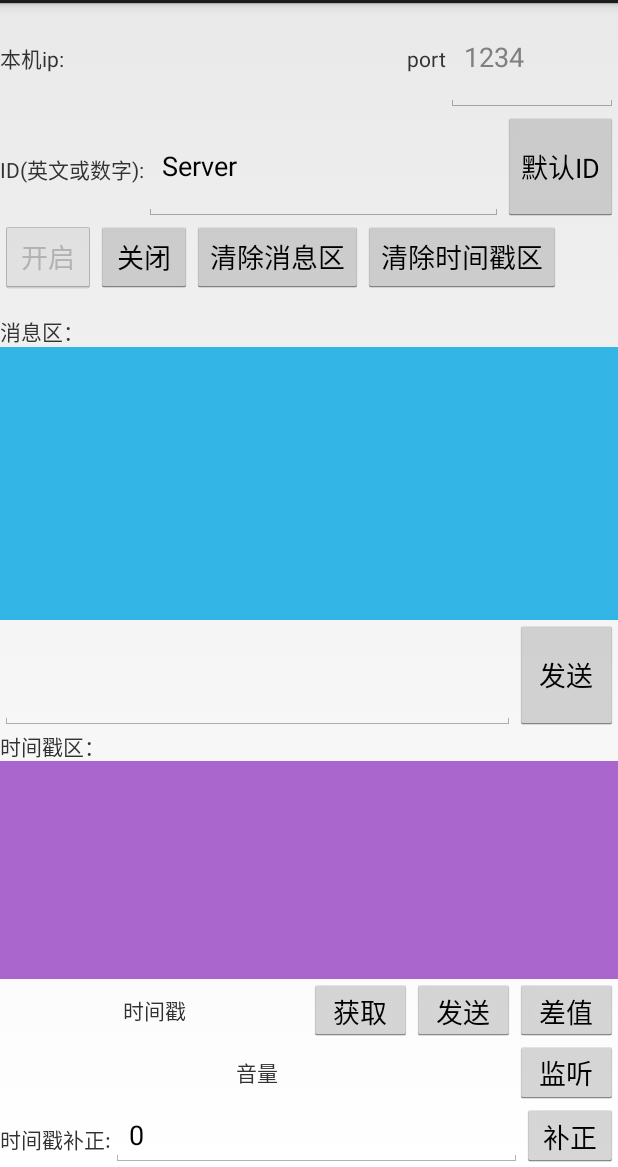
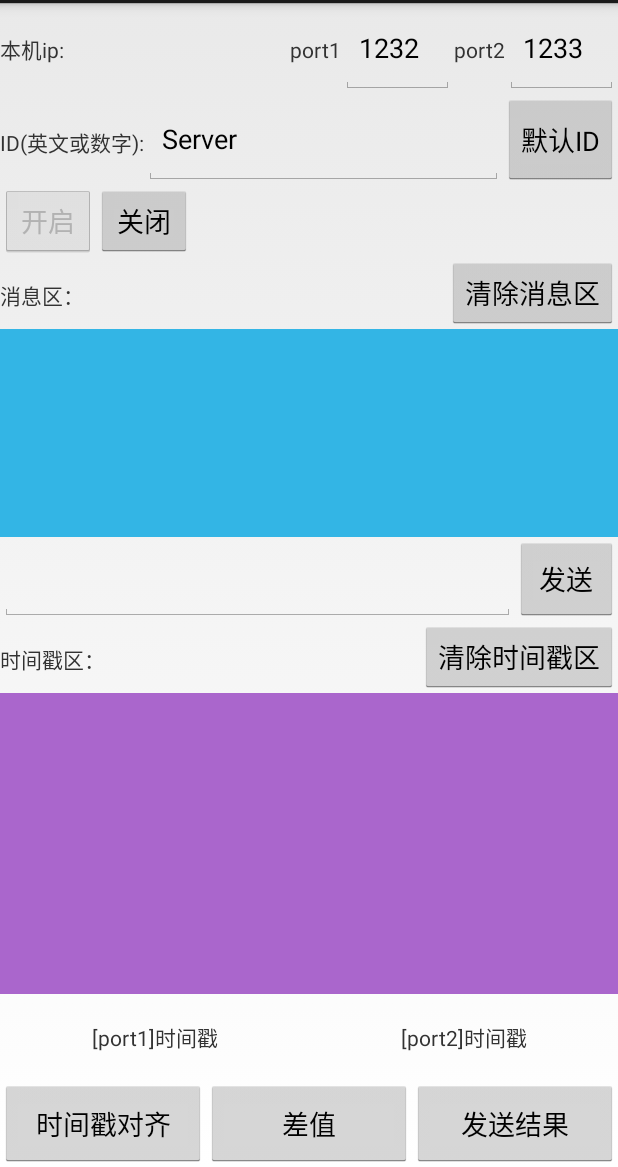
Before and after one commit to rongjx3/TCP-Time-demo, an Android app: the FuncTcpServer screen opened directly, with no data from a screen before it, after a tap on "开启", on a phone screen of 412 x 824 dp, the part 69-1236 px from its top. Run offline under Robolectric (Android 15) with nearby library versions, the phone set to English and light mode, and no system bars; 1 other tap on this screen came first.

Commit message:
Add 3 phones version

```diff
--- a/app/src/main/java/jason/tcpdemo/coms/TcpServer.java
+++ b/app/src/main/java/jason/tcpdemo/coms/TcpServer.java
@@ -23,11 +23,13 @@ import jason.tcpdemo.funcs.FuncTcpServer;
 
 public class TcpServer implements Runnable{
     private String TAG = "TcpServer";
+    private String name = "tcpServerReceiver";
     private int port = 1234;
     private boolean isListen = true;   //线程监听标志位
     public ArrayList<ServerSocketThread> SST = new ArrayList<ServerSocketThread>();
-    public TcpServer(int port){
+    public TcpServer(int port, String subname){
         this.port = port;
+        this.name = "tcpServerReceiver" + subname;
     }
 
     //更改监听标志位
@@ -86,6 +88,12 @@ public class TcpServer implements Runnable{
             ip = socket.getInetAddress().toString();
             Log.i(TAG, "ServerSocketThread:检测到新的客户端联入,ip:" + ip);
 
+            String in = "[新的客户端连入]\n";
+            Intent intent =new Intent();
+            intent.setAction(name);
+            intent.putExtra(name,in);
+            FuncTcpServer.context.sendBroadcast(intent);//将消息发送给主界面
+
             try {
                 socket.setSoTimeout(5000);
                 os = socket.getOutputStream();
@@ -114,8 +122,8 @@ public class TcpServer implements Runnable{
                         rcvMsg = new String(buff,0,rcvLen,"utf-8");
                         Log.i(TAG, "run:收到消息: " + rcvMsg);
                         Intent intent =new Intent();
-                        intent.setAction("tcpServerReceiver");
-                        intent.putExtra("tcpServerReceiver",rcvMsg);
+                        intent.setAction(name);
+                        intent.putExtra(name,rcvMsg);
                         FuncTcpServer.context.sendBroadcast(intent);//将消息发送给主界面
                         if (rcvMsg.equals("QuitServer")){
                             isRun = false;
--- a/app/src/main/java/jason/tcpdemo/funcs/FuncTcpServer.java
+++ b/app/src/main/java/jason/tcpdemo/funcs/FuncTcpServer.java
@@ -40,19 +40,17 @@ import static android.content.ContentValues.TAG;
 
 public class FuncTcpServer extends Activity {
     private Button btnStartServer,btnCloseServer, btnCleanServerSend, btnCleanServerRcv,btnServerSend,btnServerRandom;
-    private Button btnGetTime, btnSendTime, btnCalTime, btnTimeCorrect;
-    private TextView txtRcv,txtSend,txtServerIp,txtTime;
-    private EditText editServerSend,editServerID, editServerPort,editTimeCorrect;
-    private Button btnControlAudio;
-    private TextView txtVolume;
+    private Button btnCheckTime, btnSendTime, btnCalTime;
+    private TextView txtRcv,txtSend,txtServerIp,txtTime1, txtTime2;
+    private EditText editServerSend,editServerID, editServerPort1,editServerPort2;
     private AudioHelper audioHelper = new AudioHelper();
-    private static TcpServer tcpServer = null;
+    private static TcpServer tcpServer1 = null, tcpServer2 = null;
     private MyBtnClicker myBtnClicker = new MyBtnClicker();
     private final MyHandler myHandler = new MyHandler(this);
     private MyBroadcastReceiver myBroadcastReceiver = new MyBroadcastReceiver();
     private TimeStampHelper tsh = new TimeStampHelper();
-    private AudioHandler audioHandler = new AudioHandler(this);
-    private boolean isAudioRun = false;
+    //private AudioHandler audioHandler = new AudioHandler(this);
+    /*private boolean isAudioRun = false;
     private Runnable runnable = new Runnable() {
         @Override
         public void run() {
@@ -81,7 +79,7 @@ public class FuncTcpServer extends Activity {
     };
     private Thread audioListenThread = new Thread(runnable);
     private boolean needStop = false;
-    private boolean isfirstListen = true;
+    private boolean isfirstListen = true;*/
     private Object lock = new Object();
     private boolean needPause = false;
 
@@ -110,10 +108,11 @@ public class FuncTcpServer extends Activity {
         public void handleMessage(Message msg) {
             FuncTcpServer activity = mActivity.get();
             if (activity!= null){
+                String mess;
                 switch (msg.what){
                     case 1:
-                        String mess = msg.obj.toString();
-                        if(mess.length()>=5) {
+                        mess = msg.obj.toString();
+                        /*if(mess.length()>=5) {
                             String sta = mess.substring(0, 5);
                             Log.i(TAG, "substring : " + sta);
                             if (sta.equals("time:")) {
@@ -128,25 +127,69 @@ public class FuncTcpServer extends Activity {
                         else
                         {
                             txtRcv.append("对方："+msg.obj.toString());
-                        }
+                        }*/
+                        txtRcv.append(msg.obj.toString());
                         break;
                     case 2:
                         //txtSend.append(msg.obj.toString());
-                        txtRcv.append("你："+msg.obj.toString()+"\n");
+                        txtRcv.append(editServerID.getText().toString()+"（你）:"+msg.obj.toString()+"\n");
                         break;
                     case 3:
                         //txtSend.append(msg.obj.toString());
-                        txtSend.append("时间戳差值（你的-对方的）："+msg.obj.toString()+"ms\n");
+                        txtSend.append("时间戳差值（[port1]-[port2]）："+msg.obj.toString()+"ms\n");
                         break;
                     case 4:
-                        txtSend.append("你的时间戳："+msg.obj.toString()+"\n");
+                        txtSend.append("发送计算结果（[port1]-[port2]）："+msg.obj.toString()+"ms\n");
                         break;
+                    case 5:
+                        mess = msg.obj.toString();
+                        if(mess.length()>=5) {
+                            String sta = mess.substring(0, 5);
+                            Log.i(TAG, "substring : " + sta);
+                            if (sta.equals("time:")) {
+                                String mun = mess.substring(5, mess.length()-1);
+                                long ot = Long.parseLong(mun);
+                                txtSend.append("[port1]时间戳："+mun+"\n");
+                                tsh.setClientdate1(ot);
+                                txtTime1.setText("[port1]:"+ot);
+                            } else {
+                                txtRcv.append("[port1]"+msg.obj.toString());
+                            }
+                        }
+                        else
+                        {
+                            txtRcv.append("[port1]"+msg.obj.toString());
+                        }
+                        //txtRcv.append("[port1]"+msg.obj.toString());
+                        break;
+                    case 6:
+                        mess = msg.obj.toString();
+                        if(mess.length()>=5) {
+                            String sta = mess.substring(0, 5);
+                            Log.i(TAG, "substring : " + sta);
+                            if (sta.equals("time:")) {
+                                String mun = mess.substring(5, mess.length()-1);
+                                long ot = Long.parseLong(mun);
+                                txtSend.append("[port2]时间戳："+mun+"\n");
+                                tsh.setClientdate2(ot);
+                                txtTime2.setText("[port2]:"+ot);
+                            } else {
+                                txtRcv.append("[port2]"+msg.obj.toString());
+                            }
+                        }
+                        else
+                        {
+                            txtRcv.append("[port2]"+msg.obj.toString());
+                        }
+                        //txtRcv.append("[port2]"+msg.obj.toString());
+                        break;
+
                 }
             }
         }
     }
 
-    private class AudioHandler extends android.os.Handler{
+    /*private class AudioHandler extends android.os.Handler{
         private WeakReference<FuncTcpServer> mActivity;
         AudioHandler(FuncTcpServer activity){
             mActivity = new WeakReference<FuncTcpServer>(activity);
@@ -165,17 +208,18 @@ public class FuncTcpServer extends Activity {
                     msg1.what = 4;
                     msg1.obj = String.valueOf(dates);
                     myHandler.sendMessage(msg1);
-                    txtTime.setText(String.valueOf(dates));
+                    txtTime1.setText(String.valueOf(dates));
                 }
             }
         }
-    }
+    }*/
 
     private class MyBroadcastReceiver extends BroadcastReceiver{
 
         @Override
         public void onReceive(Context context, Intent intent) {
             String mAction = intent.getAction();
+            Log.i(TAG, "mAction:"+mAction);
             switch (mAction){
                 case "tcpServerReceiver":
                     String msg = intent.getStringExtra("tcpServerReceiver");
@@ -184,12 +228,30 @@ public class FuncTcpServer extends Activity {
                     message.obj = msg;
                     myHandler.sendMessage(message);
                     break;
+                case "tcpServerReceiver1":
+                    String msg1 = intent.getStringExtra("tcpServerReceiver1");
+                    Message message1 = Message.obtain();
+                    message1.what = 5;
+                    message1.obj = msg1;
+                    myHandler.sendMessage(message1);
+                    break;
+                case "tcpServerReceiver2":
+                    String msg2 = intent.getStringExtra("tcpServerReceiver2");
+                    Message message2 = Message.obtain();
+                    message2.what = 6;
+                    message2.obj = msg2;
+                    myHandler.sendMessage(message2);
+                    break;
             }
         }
     }
 
     private void bindReceiver(){
-        IntentFilter intentFilter = new IntentFilter("tcpServerReceiver");
+        //IntentFilter intentFilter = new IntentFilter("tcpServerReceiver");
+        IntentFilter intentFilter = new IntentFilter();
+        intentFilter.addAction("tcpServerReceiver");
+        intentFilter.addAction("tcpServerReceiver1");
+        intentFilter.addAction("tcpServerReceiver2");
         registerReceiver(myBroadcastReceiver,intentFilter);
     }
 
@@ -203,11 +265,14 @@ public class FuncTcpServer extends Activity {
                     btnStartServer.setEnabled(false);
                     btnCloseServer.setEnabled(true);
                     btnServerSend.setEnabled(true);
-                    tcpServer = new TcpServer(getHost(editServerPort.getText().toString()));
-                    exec.execute(tcpServer);
+                    tcpServer1 = new TcpServer(getHost(editServerPort1.getText().toString()),"1");
+                    exec.execute(tcpServer1);
+                    tcpServer2 = new TcpServer(getHost(editServerPort2.getText().toString()),"2");
+                    exec.execute(tcpServer2);
                     break;
                 case R.id.btn_tcpServerClose:
-                    tcpServer.closeSelf();
+                    tcpServer1.closeSelf();
+                    tcpServer2.closeSelf();
                     btnStartServer.setEnabled(true);
                     btnCloseServer.setEnabled(false);
                     btnServerSend.setEnabled(false);
@@ -229,67 +294,73 @@ public class FuncTcpServer extends Activity {
                     exec.execute(new Runnable() {
                         @Override
                         public void run() {
-                            tcpServer.SST.get(0).send(editServerSend.getText().toString());
+                            tcpServer1.SST.get(0).send(editServerSend.getText().toString());
+                        }
+                    });
+                    exec.execute(new Runnable() {
+                        @Override
+                        public void run() {
+                            tcpServer2.SST.get(0).send(editServerSend.getText().toString());
                         }
                     });
                     break;
 
-                case R.id.btn_tcpServerGetTime:
-                    long date = tsh.getMydate_local();
-                    Log.i(TAG, "timestamp: "+date);
-                    txtTime.setText(String.valueOf(date));
-                    break;
-                case R.id.btn_tcpServerSendTime:
-                    long dates = tsh.getMydate();
-                    Message messagetime = Message.obtain();
-                    messagetime.what = 4;
-                    messagetime.obj = String.valueOf(dates);
-                    myHandler.sendMessage(messagetime);
+                case R.id.btn_tcpServerCheckTime:
+                    Message messagecheck = Message.obtain();
+                    messagecheck.what = 1;
+                    messagecheck.obj = "checktime";
+                    myHandler.sendMessage(messagecheck);
                     exec.execute(new Runnable() {
                         @Override
                         public void run() {
-                            tcpServer.SST.get(0).send("time:"+txtTime.getText().toString());
+                            tcpServer1.SST.get(0).send("Timecheck");
+                        }
+                    });
+                    exec.execute(new Runnable() {
+                        @Override
+                        public void run() {
+                            tcpServer2.SST.get(0).send("Timecheck");
                         }
                     });
                     break;
+
                 case R.id.btn_tcpServerCalTime:
-                    long diff = tsh.calcul_diff();
+                    long diff = tsh.calcul_client_diff();
                     Message messagediff = Message.obtain();
                     messagediff.what = 3;
                     messagediff.obj = String.valueOf(diff);
                     myHandler.sendMessage(messagediff);
                     break;
-                case R.id.btn_tcpServerTimecorrect:
-                    String cor = editTimeCorrect.getText().toString();
-                    long corr = Long.parseLong(cor);
-                    tsh.setCorrect(corr);
+
+                case R.id.btn_tcpServerSendTime:
+                    long diff1 = tsh.calcul_client_diff();
+                    Message messagetime = Message.obtain();
+                    messagetime.what = 4;
+                    messagetime.obj = String.valueOf(diff1);
+                    final String diff_s= String.valueOf(diff1);
+                    myHandler.sendMessage(messagetime);
+                    exec.execute(new Runnable() {
+                        @Override
+                        public void run() {
+                            tcpServer1.SST.get(0).send("time: [port1]-[port2]= " + diff_s);
+                        }
+                    });
+                    exec.execute(new Runnable() {
+                        @Override
+                        public void run() {
+                            tcpServer2.SST.get(0).send("time: [port1]-[port2]= " + diff_s);
+                        }
+                    });
                     break;
-                case R.id.btn_tcpServerControlAudio:
-                    //第一次按监听键
-                    if(!isAudioRun && isfirstListen){
-                        audioHelper.startRecord();
-                        audioListenThread.start();
-                        isfirstListen = false;
-                    }else if(!isAudioRun && !isfirstListen){
-                        //第二次
-                        audioHelper.startRecord();
-                        synchronized (lock){
-                            lock.notify();
-                        }
-                    } else {
-                        //再按开始
-                        audioHelper.stopRecord();
-                        needStop = true;
-                    }
-                    isAudioRun = !isAudioRun;
-                    break;
+
+
             }
         }
     }
 
     private int getHost(String msg){
         if (msg.equals("")){
-            msg = "1234";
+            msg = "1233";
         }
         return Integer.parseInt(msg);
     }
@@ -297,6 +368,7 @@ public class FuncTcpServer extends Activity {
 
     protected void onCreate(Bundle savedInstanceState) {
         super.onCreate(savedInstanceState);
+        //Log.i(TAG,"crash check1");
         setContentView(R.layout.tcp_server);
         context = this;
         bindID();
@@ -318,11 +390,9 @@ public class FuncTcpServer extends Activity {
         btnCleanServerSend.setOnClickListener(myBtnClicker);
         btnServerRandom.setOnClickListener(myBtnClicker);
         btnServerSend.setOnClickListener(myBtnClicker);
-        btnGetTime.setOnClickListener(myBtnClicker);
+        btnCheckTime.setOnClickListener(myBtnClicker);
         btnSendTime.setOnClickListener(myBtnClicker);
         btnCalTime.setOnClickListener(myBtnClicker);
-        btnTimeCorrect.setOnClickListener(myBtnClicker);
-        btnControlAudio.setOnClickListener(myBtnClicker);
     }
 
     private void bindID() {
@@ -332,20 +402,18 @@ public class FuncTcpServer extends Activity {
         btnCleanServerSend = (Button) findViewById(R.id.btn_tcpCleanServerSend);
         btnServerRandom = (Button) findViewById(R.id.btn_tcpServerRandomID);
         btnServerSend = (Button) findViewById(R.id.btn_tcpServerSend);
-        btnGetTime = (Button) findViewById(R.id.btn_tcpServerGetTime);
+        btnCheckTime = (Button) findViewById(R.id.btn_tcpServerCheckTime);
         btnSendTime = (Button) findViewById(R.id.btn_tcpServerSendTime);
         btnCalTime = (Button) findViewById(R.id.btn_tcpServerCalTime);
-        btnTimeCorrect = (Button) findViewById(R.id.btn_tcpServerTimecorrect);
         txtRcv = (TextView) findViewById(R.id.txt_ServerRcv);
         txtSend = (TextView) findViewById(R.id.txt_ServerSend);
         txtServerIp = (TextView) findViewById(R.id.txt_Server_Ip);
+        txtTime1 = (TextView) findViewById(R.id.txt_timestamp1);
+        txtTime2 = (TextView) findViewById(R.id.txt_timestamp2);
         editServerID = (EditText) findViewById(R.id.edit_Server_ID);
         editServerSend = (EditText) findViewById(R.id.edit_tcpClientSend);
-        editServerPort = (EditText)findViewById(R.id.edit_Server_Port);
-        editTimeCorrect = (EditText) findViewById(R.id.edit_Server_Timecorrect);
-        txtTime = (TextView) findViewById(R.id.txt_timestamp);
-        btnControlAudio = (Button)findViewById(R.id.btn_tcpServerControlAudio);
-        txtVolume = (TextView) findViewById(R.id.txt_tcpServerVolumeShow);
+        editServerPort1 = (EditText)findViewById(R.id.edit_Server_Port1);
+        editServerPort2 = (EditText)findViewById(R.id.edit_Server_Port2);
     }
 
     /**
--- a/app/src/main/res/layout/tcp_server.xml
+++ b/app/src/main/res/layout/tcp_server.xml
@@ -2,7 +2,7 @@
     android:layout_width="match_parent"
     android:layout_height="match_parent"
     android:orientation="vertical"
-    android:weightSum="5"
+    android:weightSum="6"
     >
 
     <LinearLayout
@@ -28,14 +28,26 @@
             <TextView
                 android:layout_width="wrap_content"
                 android:layout_height="wrap_content"
-                android:text="port"/>
+                android:text="port1"/>
 
             <EditText
-                android:id="@+id/edit_Server_Port"
+                android:id="@+id/edit_Server_Port1"
                 android:layout_width="0dp"
                 android:layout_height="match_parent"
                 android:layout_weight="1"
-                android:hint="1234"
+                android:text="1232"
+                android:inputType="number" />
+            <TextView
+                android:layout_width="wrap_content"
+                android:layout_height="wrap_content"
+                android:text="port2"/>
+
+            <EditText
+                android:id="@+id/edit_Server_Port2"
+                android:layout_width="0dp"
+                android:layout_height="match_parent"
+                android:layout_weight="1"
+                android:text="1233"
                 android:inputType="number" />
         </LinearLayout>
         <LinearLayout
@@ -74,28 +86,32 @@
             android:layout_height="wrap_content"
             android:text="关闭"
             android:id="@+id/btn_tcpServerClose"/>
-        <Button
-            android:layout_width="wrap_content"
-            android:layout_height="wrap_content"
-            android:text="清除消息区"
-            android:id="@+id/btn_tcpCleanServerRecv"/>
-        <Button
-            android:layout_width="wrap_content"
-            android:layout_height="wrap_content"
-            android:text="清除时间戳区"
-            android:id="@+id/btn_tcpCleanServerSend"/>
+
+
     </LinearLayout>
     <LinearLayout
         android:layout_width="match_parent"
         android:layout_height="0dp"
         android:orientation="vertical"
         android:layout_weight="2">
+
+        <LinearLayout
+            android:layout_width="match_parent"
+            android:layout_height="wrap_content"
+            >
             <TextView
-            android:layout_width="match_parent"
-            android:layout_height="0dp"
+                android:layout_width="wrap_content"
+                android:layout_height="wrap_content"
                 android:layout_weight="1"
                 android:gravity="bottom"
                 android:text="消息区：" />
+            <Button
+                android:layout_width="wrap_content"
+                android:layout_height="wrap_content"
+                android:text="清除消息区"
+                android:id="@+id/btn_tcpCleanServerRecv"/>
+        </LinearLayout>
+
         <TextView
             android:layout_width="match_parent"
             android:layout_weight="5"
@@ -129,12 +145,24 @@
         android:layout_width="match_parent"
         android:layout_height="0dp"
         android:orientation="vertical"
-        android:layout_weight="2">
+        android:layout_weight="3">
+
+        <LinearLayout
+            android:layout_width="match_parent"
+            android:layout_height="wrap_content"
+            >
             <TextView
                 android:layout_width="wrap_content"
-            android:layout_height="0dp"
+                android:layout_height="wrap_content"
                 android:layout_weight="1"
                 android:text="时间戳区：" />
+            <Button
+                android:layout_width="wrap_content"
+                android:layout_height="wrap_content"
+                android:text="清除时间戳区"
+                android:id="@+id/btn_tcpCleanServerSend"/>
+
+        </LinearLayout>
 
         <TextView
             android:id="@+id/txt_ServerSend"
@@ -154,23 +182,30 @@
                 android:layout_width="0dp"
                 android:layout_weight="3"
                 android:gravity="center"
-                android:id="@+id/txt_timestamp"
-                android:text="时间戳"
+                android:id="@+id/txt_timestamp1"
+                android:text="[port1]时间戳"
                 android:layout_height="match_parent" />
+            <TextView
+                android:layout_width="0dp"
+                android:layout_weight="3"
+                android:gravity="center"
+                android:id="@+id/txt_timestamp2"
+                android:text="[port2]时间戳"
+                android:layout_height="match_parent" />
+        </LinearLayout>
+
+        <LinearLayout
+            android:layout_width="match_parent"
+            android:layout_height="0dp"
+            android:orientation="horizontal"
+            android:layout_weight="2">
             <Button
                 android:layout_width="0dp"
                 android:layout_weight="1"
                 android:layout_height="match_parent"
                 android:layout_gravity="right"
-                android:id="@+id/btn_tcpServerGetTime"
-                android:text="获取"/>
-            <Button
-                android:layout_width="0dp"
-                android:layout_weight="1"
-                android:layout_height="match_parent"
-                android:layout_gravity="right"
-                android:id="@+id/btn_tcpServerSendTime"
-                android:text="发送"/>
+                android:id="@+id/btn_tcpServerCheckTime"
+                android:text="时间戳对齐"/>
             <Button
                 android:layout_width="0dp"
                 android:layout_weight="1"
@@ -178,49 +213,15 @@
                 android:layout_gravity="right"
                 android:id="@+id/btn_tcpServerCalTime"
                 android:text="差值"/>
-
-        </LinearLayout>
-        <LinearLayout
-            android:layout_width="match_parent"
-            android:layout_height="0dp"
-            android:orientation="horizontal"
-            android:layout_weight="2">
-            <TextView
-                android:layout_width="0dp"
-                android:layout_weight="5"
-                android:layout_height="match_parent"
-                android:gravity="center"
-                android:text="音量"
-                android:id="@+id/txt_tcpServerVolumeShow"
-                />
             <Button
                 android:layout_width="0dp"
                 android:layout_weight="1"
                 android:layout_height="match_parent"
-                android:gravity="center"
-                android:text="监听声音"
-                android:id="@+id/btn_tcpServerControlAudio"/>
-        </LinearLayout>
-        <LinearLayout
-            android:layout_width="match_parent"
-            android:layout_height="0dp"
-            android:orientation="horizontal"
-            android:layout_weight="2">
-            <TextView
-                android:layout_width="wrap_content"
-                android:layout_height="wrap_content"
-                android:text="时间戳补正:"/>
-            <EditText
-                android:layout_width="0dp"
-                android:layout_weight="1"
-                android:layout_height="match_parent"
-                android:text="0"
-                android:id="@+id/edit_Server_Timecorrect"/>
-            <Button
-                android:layout_width="wrap_content"
-                android:layout_height="match_parent"
-                android:text="补正"
-                android:id="@+id/btn_tcpServerTimecorrect"/>
+                android:layout_gravity="right"
+                android:id="@+id/btn_tcpServerSendTime"
+                android:text="发送结果"/>
+
+
         </LinearLayout>
 
     </LinearLayout>
```
Also changed, not shown: app/src/main/java/jason/tcpdemo/funcs/FuncTcpClient.java (+35 -24 lines), app/src/main/java/jason/tcpdemo/funcs/TimeStampHelper.java (+13 -0 lines), app/src/main/res/layout/tcp_client.xml (+30 -23 lines). Lines whose indentation alone changed are shown as unchanged.
